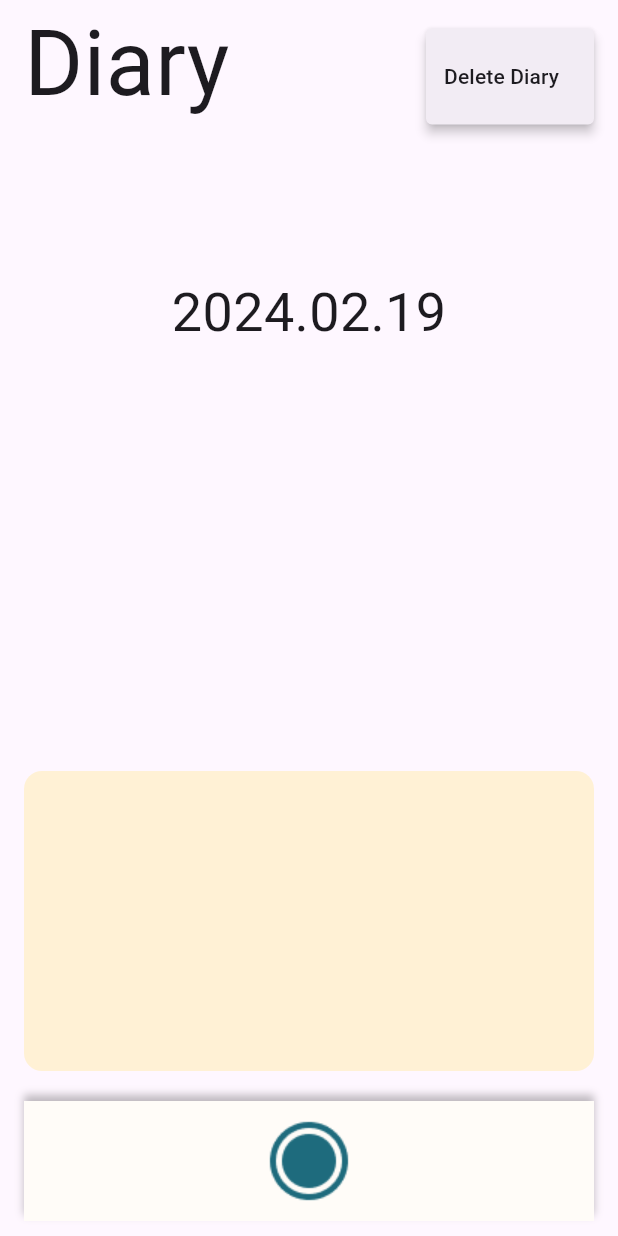
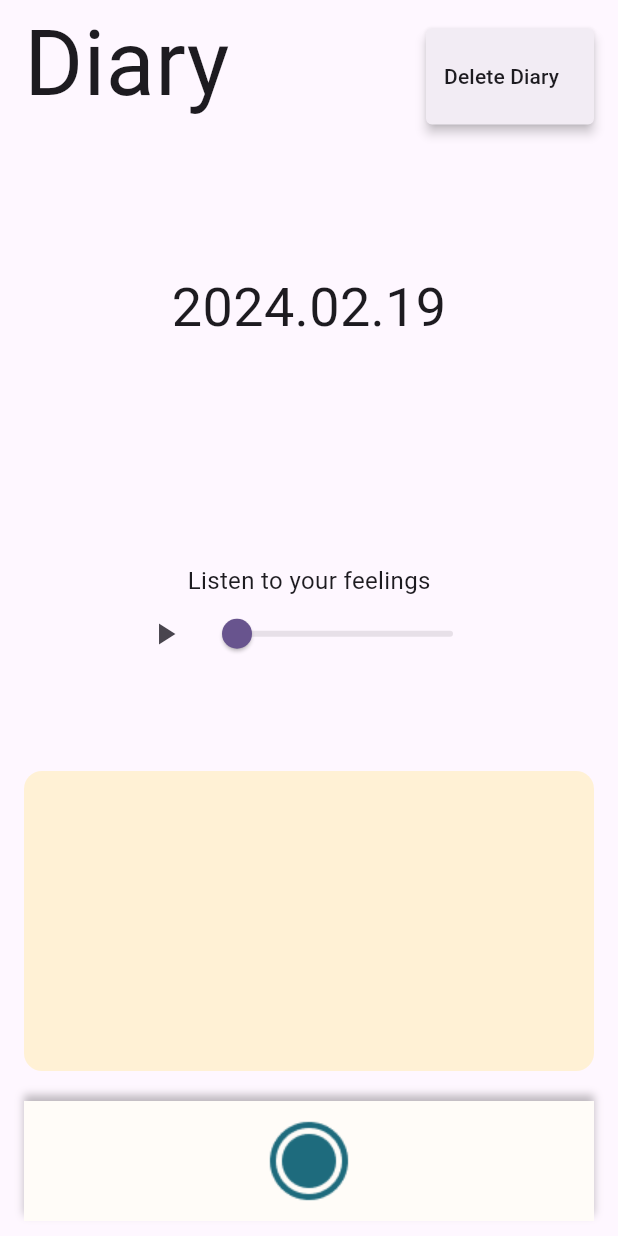
Before and after one commit to Solution-Challenge-stress-solution/FrontEnd, a Flutter app: the DiaryPage screen opened directly, after a tap on the "more vert" icon, on a phone screen of 412 x 824 dp. Run offline on Flutter 3.47's test engine with Material 3 defaults, Android fonts, the phone set to English and light mode, and no system bars; our stand-ins replace audioplayers, flutter_local_notifications, google_sign_in, shared_preferences, table_calendar, timezone and 1 more; missing offline and left inert: kakao_flutter_sdk_user, record; accounts and stored records are empty; network calls fail; Roboto replaces fonts that are missing (Dongle, NanumGothic).

Commit message:
feat: add AudioPlayer in DiaryPage

```diff
--- a/lib/pages/diary_page.dart
+++ b/lib/pages/diary_page.dart
@@ -11,6 +11,7 @@ import 'package:strecording/widgets/loading_widget.dart';
 import 'package:strecording/widgets/modal_widget.dart';
 import 'package:strecording/utilities/token_manager.dart';
 import 'package:strecording/utilities/diary_entry.dart';
+import 'package:strecording/widgets/audioplayer_widget.dart';
 
 class DiaryPage extends StatefulWidget {
   const DiaryPage({super.key});
@@ -25,7 +26,21 @@ class _DiaryPageState extends State<DiaryPage> {
   bool _isModalOpen = false;
   String _filePath = '';
   String _diaryText = '';
-  DiaryEntry? _diaryEntry;
+  DiaryEntry? _diaryEntry = DiaryEntry.fromJson({
+    'diaryId': 1,
+    'content': 'hi',
+    'audioFileUrl':
+        'https://codeskulptor-demos.commondatastorage.googleapis.com/GalaxyInvaders/theme_01.mp3',
+    'angry': 0.80,
+    'sadness': 0.11,
+    'disgusting': 0.52,
+    'fear': 1.62,
+    'happiness': 2.22,
+    'stress_point': 37.7,
+    'max_emotion': 'happiness',
+    'activityId': 1,
+  });
+  // DiaryEntry? _diaryEntry;
   DateTime _currentDate = DateTime.now();
   late TextEditingController _controller;
 
@@ -89,11 +104,14 @@ class _DiaryPageState extends State<DiaryPage> {
       final res = await http.get(Uri.parse(requestUrl),
           headers: TokenManager.getHeaders());
       final resJson = json.decode(utf8.decode(res.bodyBytes));
-      setDiaryText(resJson['data']['content']);
-      setDiaryEntry(resJson['data']);
+
+      if (resJson['status'] == 'SUCCESS') {
+        setDiaryText(resJson['data']['content']);
+        setFilePath(resJson['data']['audioFileUrl']);
+        setDiaryEntry(resJson['data']);
+      }
     } catch (e) {
       print(e);
-      setDiaryText('');
     } finally {
       _controller.text = _diaryText;
     }
@@ -141,6 +159,7 @@ class _DiaryPageState extends State<DiaryPage> {
   void initState() {
     super.initState();
     _controller = TextEditingController(text: _diaryText);
+    fetchDiary();
   }
 
   @override
@@ -151,12 +170,22 @@ class _DiaryPageState extends State<DiaryPage> {
           Padding(
             padding: const EdgeInsets.symmetric(horizontal: 16),
             child: Column(
-              crossAxisAlignment: CrossAxisAlignment.start,
               children: <Widget>[
                 buildDiaryHeader(),
                 const SizedBox(height: 16),
                 buildDateDisplay(),
-                const SizedBox(height: 200),
+                Expanded(
+                  child: Center(
+                    child: _diaryEntry != null
+                        ? SizedBox(
+                            width: 400,
+                            height: 100,
+                            child: AudioPlayerWidget(filePath: _filePath),
+                          )
+                        : const SizedBox
+                            .shrink(), // Use SizedBox.shrink() to avoid taking space when there is no audio player
+                  ),
+                ),
                 buildDiaryTextField(),
                 const SizedBox(height: 110),
               ],
--- a/lib/pages/home_page.dart
+++ b/lib/pages/home_page.dart
@@ -92,9 +92,15 @@ class _HomePageState extends State<HomePage> {
                       mainAxisAlignment: MainAxisAlignment.center,
                       crossAxisAlignment: CrossAxisAlignment.start,
                       children: <Widget>[
-                          SizedBox(
+                          Container(
                               width: 400,
                               height: 140,
+                              decoration: BoxDecoration(
+                                border: Border.all(
+                                    color: const Color.fromARGB(
+                                        255, 30, 107, 125)),
+                                borderRadius: BorderRadius.circular(12),
+                              ),
                               child: AudioPlayerWidget(filePath: _filePath)),
                           const SizedBox(height: 20),
                           const Text('Daily Stress Level',
--- a/lib/widgets/audioplayer_widget.dart
+++ b/lib/widgets/audioplayer_widget.dart
@@ -32,9 +32,7 @@ class _AudioPlayerWidgetState extends State<AudioPlayerWidget> {
   }
 
   void _playAudio() async {
-    await _audioPlayer.play(UrlSource(
-        // 'https://codeskulptor-demos.commondatastorage.googleapis.com/GalaxyInvaders/theme_01.mp3'));
-        widget.filePath));
+    await _audioPlayer.play(UrlSource(widget.filePath));
   }
 
   void _pauseAudio() async {
@@ -45,10 +43,6 @@ class _AudioPlayerWidgetState extends State<AudioPlayerWidget> {
   Widget build(BuildContext context) {
     return Container(
       padding: const EdgeInsets.symmetric(horizontal: 16),
-      decoration: BoxDecoration(
-        border: Border.all(color: const Color.fromARGB(255, 30, 107, 125)),
-        borderRadius: BorderRadius.circular(12),
-      ),
       child: Column(
         mainAxisSize: MainAxisSize.min,
         mainAxisAlignment: MainAxisAlignment.center,
```
